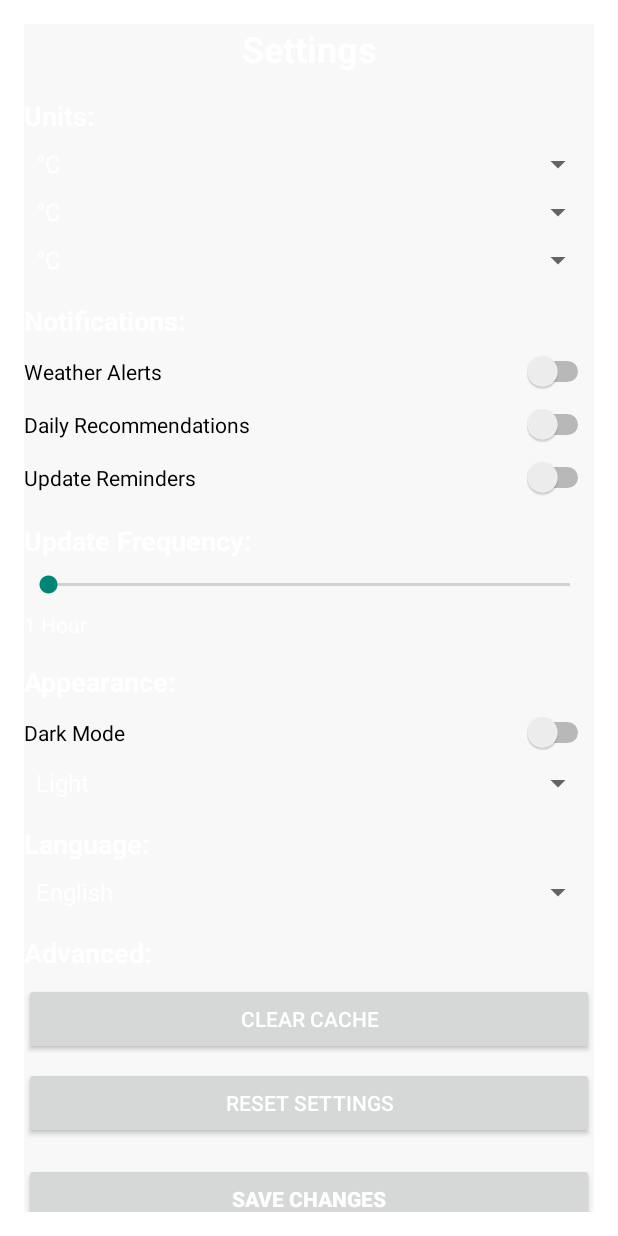
After one commit to ShveikOff/weather_forecasts, an Android app: the SettingsActivity screen opened directly, with no data from a screen before it, on a phone screen of 412 x 824 dp. The commit adds this screen. Run offline under Robolectric (Android 15) with nearby library versions, the phone set to English and light mode, and no system bars.

Commit message:
Add SettingsScreen

```diff
--- a/app/src/main/AndroidManifest.xml
+++ b/app/src/main/AndroidManifest.xml
@@ -33,6 +33,7 @@
         <activity android:name=".ForecastMapActivity" />
         <activity android:name=".CityChooseActivity" />
         <activity android:name=".RecomendationActivity" />
+        <activity android:name=".SettingsActivity" />
     </application>
 
 </manifest>
--- a/app/src/main/java/com/example/weatherforecast/MainActivity.kt
+++ b/app/src/main/java/com/example/weatherforecast/MainActivity.kt
@@ -71,5 +71,15 @@ class MainActivity : AppCompatActivity() {
             val intent = Intent(this, CityChooseActivity::class.java)
             startActivity(intent)
         }
+
+        // Найти кнопку по ID
+        val settingsButton: ImageView = findViewById(R.id.settingsButton)
+
+        // Установить слушатель для переключения на SettingsActivity
+        settingsButton.setOnClickListener {
+            val intent = Intent(this, SettingsActivity::class.java)
+            startActivity(intent)
+        }
+
     }
 }
--- /dev/null
+++ b/app/src/main/java/com/example/weatherforecast/SettingsActivity.kt
@@ -0,0 +1,130 @@
+package com.example.weatherforecast
+
+import android.os.Bundle
+import android.widget.*
+import androidx.appcompat.app.AppCompatActivity
+import androidx.appcompat.app.AppCompatDelegate
+
+class SettingsActivity : AppCompatActivity() {
+
+    private lateinit var spinnerTemperature: Spinner
+    private lateinit var spinnerWindSpeed: Spinner
+    private lateinit var spinnerPressure: Spinner
+    private lateinit var switchWeatherAlerts: Switch
+    private lateinit var switchDailyRecommendations: Switch
+    private lateinit var switchUpdateReminders: Switch
+    private lateinit var seekBarUpdateFrequency: SeekBar
+    private lateinit var textUpdateFrequency: TextView
+    private lateinit var switchDarkMode: Switch
+    private lateinit var spinnerTheme: Spinner
+    private lateinit var spinnerLanguage: Spinner
+    private lateinit var buttonClearCache: Button
+    private lateinit var buttonResetSettings: Button
+    private lateinit var buttonSaveChanges: Button
+
+    override fun onCreate(savedInstanceState: Bundle?) {
+        super.onCreate(savedInstanceState)
+        setContentView(R.layout.activity_settings)
+
+        // Инициализация UI-элементов
+        spinnerTemperature = findViewById(R.id.spinnerTemperature)
+        spinnerWindSpeed = findViewById(R.id.spinnerWindSpeed)
+        spinnerPressure = findViewById(R.id.spinnerPressure)
+        switchWeatherAlerts = findViewById(R.id.switchWeatherAlerts)
+        switchDailyRecommendations = findViewById(R.id.switchDailyRecommendations)
+        switchUpdateReminders = findViewById(R.id.switchUpdateReminders)
+        seekBarUpdateFrequency = findViewById(R.id.seekBarUpdateFrequency)
+        textUpdateFrequency = findViewById(R.id.textUpdateFrequency)
+        switchDarkMode = findViewById(R.id.switchDarkMode)
+        spinnerTheme = findViewById(R.id.spinnerTheme)
+        spinnerLanguage = findViewById(R.id.spinnerLanguage)
+        buttonClearCache = findViewById(R.id.buttonClearCache)
+        buttonResetSettings = findViewById(R.id.buttonResetSettings)
+        buttonSaveChanges = findViewById(R.id.buttonSaveChanges)
+
+        setupSpinners()
+        setupSeekBar()
+        setupDarkModeSwitch()
+
+        buttonClearCache.setOnClickListener {
+            clearCache()
+        }
+
+        buttonResetSettings.setOnClickListener {
+            resetSettings()
+        }
+
+        buttonSaveChanges.setOnClickListener {
+            saveChanges()
+        }
+    }
+
+    private fun setupSpinners() {
+        // Установка адаптеров для спиннеров
+        val unitsAdapter = ArrayAdapter.createFromResource(
+            this,
+            R.array.units_array,
+            android.R.layout.simple_spinner_item
+        )
+        unitsAdapter.setDropDownViewResource(android.R.layout.simple_spinner_dropdown_item)
+        spinnerTemperature.adapter = unitsAdapter
+        spinnerWindSpeed.adapter = unitsAdapter
+        spinnerPressure.adapter = unitsAdapter
+
+        val themeAdapter = ArrayAdapter.createFromResource(
+            this,
+            R.array.theme_array,
+            android.R.layout.simple_spinner_item
+        )
+        themeAdapter.setDropDownViewResource(android.R.layout.simple_spinner_dropdown_item)
+        spinnerTheme.adapter = themeAdapter
+
+        val languageAdapter = ArrayAdapter.createFromResource(
+            this,
+            R.array.language_array,
+            android.R.layout.simple_spinner_item
+        )
+        languageAdapter.setDropDownViewResource(android.R.layout.simple_spinner_dropdown_item)
+        spinnerLanguage.adapter = languageAdapter
+    }
+
+    private fun setupSeekBar() {
+        // Установка обработчика изменения значения ползунка
+        seekBarUpdateFrequency.setOnSeekBarChangeListener(object : SeekBar.OnSeekBarChangeListener {
+            override fun onProgressChanged(seekBar: SeekBar?, progress: Int, fromUser: Boolean) {
+                val hours = progress + 1
+                textUpdateFrequency.text = "$hours Hour${if (hours > 1) "s" else ""}"
+            }
+
+            override fun onStartTrackingTouch(seekBar: SeekBar?) {}
+            override fun onStopTrackingTouch(seekBar: SeekBar?) {}
+        })
+    }
+
+    private fun setupDarkModeSwitch() {
+        // Обработчик переключения темного режима
+        switchDarkMode.setOnCheckedChangeListener { _, isChecked ->
+            val mode = if (isChecked) {
+                AppCompatDelegate.MODE_NIGHT_YES
+            } else {
+                AppCompatDelegate.MODE_NIGHT_NO
+            }
+            AppCompatDelegate.setDefaultNightMode(mode)
+        }
+    }
+
+    private fun clearCache() {
+        Toast.makeText(this, "Cache cleared", Toast.LENGTH_SHORT).show()
+        // Логика для очистки кэша
+    }
+
+    private fun resetSettings() {
+        Toast.makeText(this, "Settings reset", Toast.LENGTH_SHORT).show()
+        // Логика для сброса настроек
+    }
+
+    private fun saveChanges() {
+        Toast.makeText(this, "Changes saved", Toast.LENGTH_SHORT).show()
+        // Логика для сохранения настроек
+    }
+}
--- /dev/null
+++ b/app/src/main/res/layout/activity_settings.xml
@@ -0,0 +1,174 @@
+<?xml version="1.0" encoding="utf-8"?>
+<ScrollView xmlns:android="http://schemas.android.com/apk/res/android"
+    xmlns:app="http://schemas.android.com/apk/res-auto"
+    android:layout_width="match_parent"
+    android:layout_height="match_parent"
+    android:padding="16dp"
+    android:background="@android:color/white">
+
+    <LinearLayout
+        android:layout_width="match_parent"
+        android:layout_height="wrap_content"
+        android:orientation="vertical">
+
+        <!-- Заголовок -->
+        <TextView
+            android:id="@+id/settingsTitle"
+            android:layout_width="match_parent"
+            android:layout_height="wrap_content"
+            android:text="Settings"
+            android:textSize="24sp"
+            android:textStyle="bold"
+            android:gravity="center"
+            android:layout_marginBottom="16dp" />
+
+        <!-- Units Section -->
+        <TextView
+            android:layout_width="match_parent"
+            android:layout_height="wrap_content"
+            android:text="Units:"
+            android:textSize="18sp"
+            android:textStyle="bold"
+            android:layout_marginBottom="8dp" />
+
+        <Spinner
+            android:id="@+id/spinnerTemperature"
+            android:layout_width="match_parent"
+            android:layout_height="wrap_content"
+            android:layout_marginBottom="8dp" />
+
+        <Spinner
+            android:id="@+id/spinnerWindSpeed"
+            android:layout_width="match_parent"
+            android:layout_height="wrap_content"
+            android:layout_marginBottom="8dp" />
+
+        <Spinner
+            android:id="@+id/spinnerPressure"
+            android:layout_width="match_parent"
+            android:layout_height="wrap_content"
+            android:layout_marginBottom="16dp" />
+
+        <!-- Notifications Section -->
+        <TextView
+            android:layout_width="match_parent"
+            android:layout_height="wrap_content"
+            android:text="Notifications:"
+            android:textSize="18sp"
+            android:textStyle="bold"
+            android:layout_marginBottom="8dp" />
+
+        <Switch
+            android:id="@+id/switchWeatherAlerts"
+            android:layout_width="match_parent"
+            android:layout_height="wrap_content"
+            android:text="Weather Alerts"
+            android:layout_marginBottom="8dp" />
+
+        <Switch
+            android:id="@+id/switchDailyRecommendations"
+            android:layout_width="match_parent"
+            android:layout_height="wrap_content"
+            android:text="Daily Recommendations"
+            android:layout_marginBottom="8dp" />
+
+        <Switch
+            android:id="@+id/switchUpdateReminders"
+            android:layout_width="match_parent"
+            android:layout_height="wrap_content"
+            android:text="Update Reminders"
+            android:layout_marginBottom="16dp" />
+
+        <!-- Update Frequency -->
+        <TextView
+            android:layout_width="match_parent"
+            android:layout_height="wrap_content"
+            android:text="Update Frequency:"
+            android:textSize="18sp"
+            android:textStyle="bold"
+            android:layout_marginBottom="8dp" />
+
+        <SeekBar
+            android:id="@+id/seekBarUpdateFrequency"
+            android:layout_width="match_parent"
+            android:layout_height="wrap_content"
+            android:max="24"
+            android:layout_marginBottom="8dp" />
+
+        <TextView
+            android:id="@+id/textUpdateFrequency"
+            android:layout_width="wrap_content"
+            android:layout_height="wrap_content"
+            android:text="1 Hour"
+            android:layout_marginBottom="16dp" />
+
+        <!-- Appearance Section -->
+        <TextView
+            android:layout_width="match_parent"
+            android:layout_height="wrap_content"
+            android:text="Appearance:"
+            android:textSize="18sp"
+            android:textStyle="bold"
+            android:layout_marginBottom="8dp" />
+
+        <Switch
+            android:id="@+id/switchDarkMode"
+            android:layout_width="match_parent"
+            android:layout_height="wrap_content"
+            android:text="Dark Mode"
+            android:layout_marginBottom="8dp" />
+
+        <Spinner
+            android:id="@+id/spinnerTheme"
+            android:layout_width="match_parent"
+            android:layout_height="wrap_content"
+            android:layout_marginBottom="16dp" />
+
+        <!-- Language -->
+        <TextView
+            android:layout_width="match_parent"
+            android:layout_height="wrap_content"
+            android:text="Language:"
+            android:textSize="18sp"
+            android:textStyle="bold"
+            android:layout_marginBottom="8dp" />
+
+        <Spinner
+            android:id="@+id/spinnerLanguage"
+            android:layout_width="match_parent"
+            android:layout_height="wrap_content"
+            android:layout_marginBottom="16dp" />
+
+        <!-- Advanced Section -->
+        <TextView
+            android:layout_width="match_parent"
+            android:layout_height="wrap_content"
+            android:text="Advanced:"
+            android:textSize="18sp"
+            android:textStyle="bold"
+            android:layout_marginBottom="8dp" />
+
+        <Button
+            android:id="@+id/buttonClearCache"
+            android:layout_width="match_parent"
+            android:layout_height="wrap_content"
+            android:text="Clear Cache"
+            android:layout_marginBottom="8dp" />
+
+        <Button
+            android:id="@+id/buttonResetSettings"
+            android:layout_width="match_parent"
+            android:layout_height="wrap_content"
+            android:text="Reset Settings"
+            android:layout_marginBottom="16dp" />
+
+        <!-- Save Changes Button -->
+        <Button
+            android:id="@+id/buttonSaveChanges"
+            android:layout_width="match_parent"
+            android:layout_height="wrap_content"
+            android:text="Save Changes"
+            android:textStyle="bold" />
+
+    </LinearLayout>
+</ScrollView>
--- a/app/src/main/res/values/strings.xml
+++ b/app/src/main/res/values/strings.xml
@@ -14,4 +14,18 @@
         <item>For 14 days</item>
         <item>For a month</item>
     </string-array>
+    <string-array name="units_array">
+        <item>°C</item>
+        <item>°F</item>
+    </string-array>
+
+    <string-array name="theme_array">
+        <item>Light</item>
+        <item>Dark</item>
+    </string-array>
+
+    <string-array name="language_array">
+        <item>English</item>
+        <item>Русский</item>
+    </string-array>
 </resources>
```
